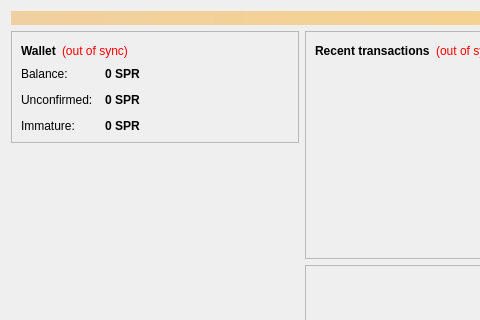
The window that src/qt/forms/overviewpage.ui (spreadcoin-project/spreadcoin) describes before a commit, drawn with Qt 5; both pictures show x 0 to 480 and y 0 to 320 of the 770 by 480 pixel window.
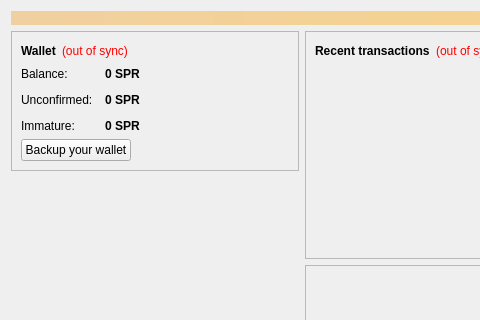
The same window after the commit. Icons and pictures are not drawn. Custom widgets are drawn as their Qt base class.

Commit message: Add "backup your wallet" button

What changed in the file:
```diff
--- a/src/qt/forms/overviewpage.ui
+++ b/src/qt/forms/overviewpage.ui
@@ -192,6 +192,30 @@
             </item>
            </layout>
           </item>
+          <item>
+           <layout class="QHBoxLayout" name="horizontalLayout_5">
+            <item>
+             <widget class="QPushButton" name="pushWalletBackup">
+              <property name="text">
+               <string>Backup your wallet</string>
+              </property>
+             </widget>
+            </item>
+            <item>
+             <spacer name="horizontalSpacer_4">
+              <property name="orientation">
+               <enum>Qt::Horizontal</enum>
+              </property>
+              <property name="sizeHint" stdset="0">
+               <size>
+                <width>40</width>
+                <height>20</height>
+               </size>
+              </property>
+             </spacer>
+            </item>
+           </layout>
+          </item>
          </layout>
         </widget>
        </item>
```
The commit also changes 3 other files.
